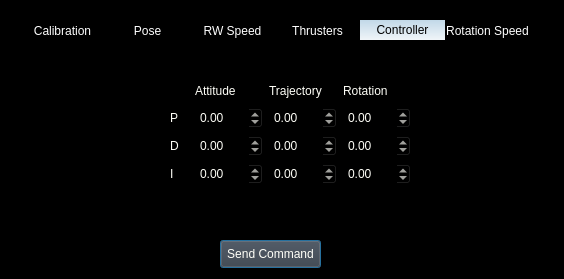
Old version of the form ARVID_GS/support.ui in the repository Eruvae/floatsat5.
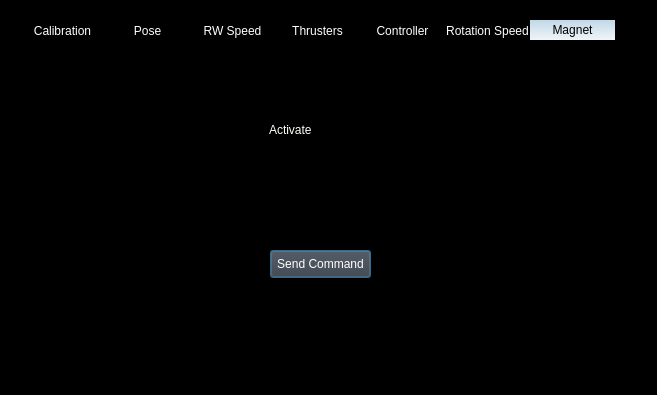
New version of the form.

Commit message: Magnet TC Added

```diff
--- a/ARVID_GS/support.ui
+++ b/ARVID_GS/support.ui
@@ -6,8 +6,8 @@
    <rect>
     <x>0</x>
     <y>0</y>
-    <width>564</width>
-    <height>279</height>
+    <width>657</width>
+    <height>395</height>
    </rect>
   </property>
   <property name="windowTitle">
@@ -41,7 +41,7 @@
     <rect>
      <x>20</x>
      <y>20</y>
-     <width>511</width>
+     <width>621</width>
      <height>211</height>
     </rect>
    </property>
@@ -67,7 +67,7 @@
 }</string>
    </property>
    <property name="currentIndex">
-    <number>4</number>
+    <number>6</number>
    </property>
    <widget class="QWidget" name="tab">
     <attribute name="title">
@@ -448,12 +448,30 @@
      </layout>
     </widget>
    </widget>
+   <widget class="QWidget" name="tab_7">
+    <attribute name="title">
+     <string>Magnet</string>
+    </attribute>
+    <widget class="QCheckBox" name="mCheck">
+     <property name="geometry">
+      <rect>
+       <x>230</x>
+       <y>80</y>
+       <width>81</width>
+       <height>20</height>
+      </rect>
+     </property>
+     <property name="text">
+      <string>Activate</string>
+     </property>
+    </widget>
+   </widget>
   </widget>
   <widget class="QPushButton" name="pushButton">
    <property name="geometry">
     <rect>
-     <x>220</x>
-     <y>240</y>
+     <x>270</x>
+     <y>250</y>
      <width>101</width>
      <height>28</height>
     </rect>
```
The commit also changes 2 other files.
